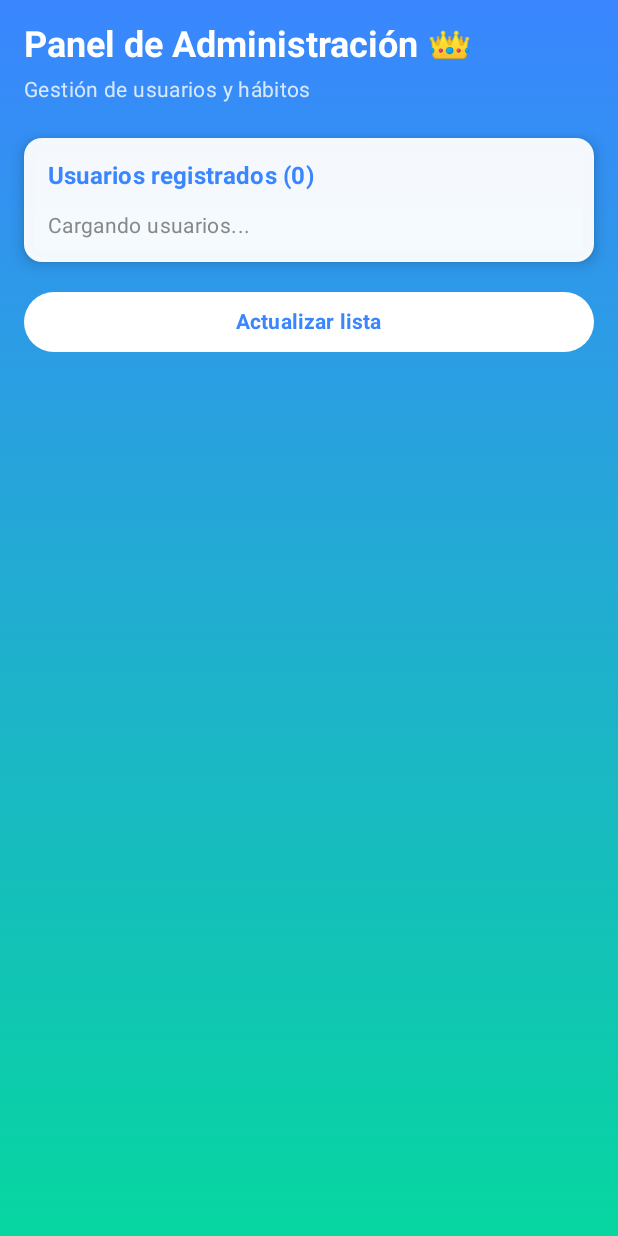
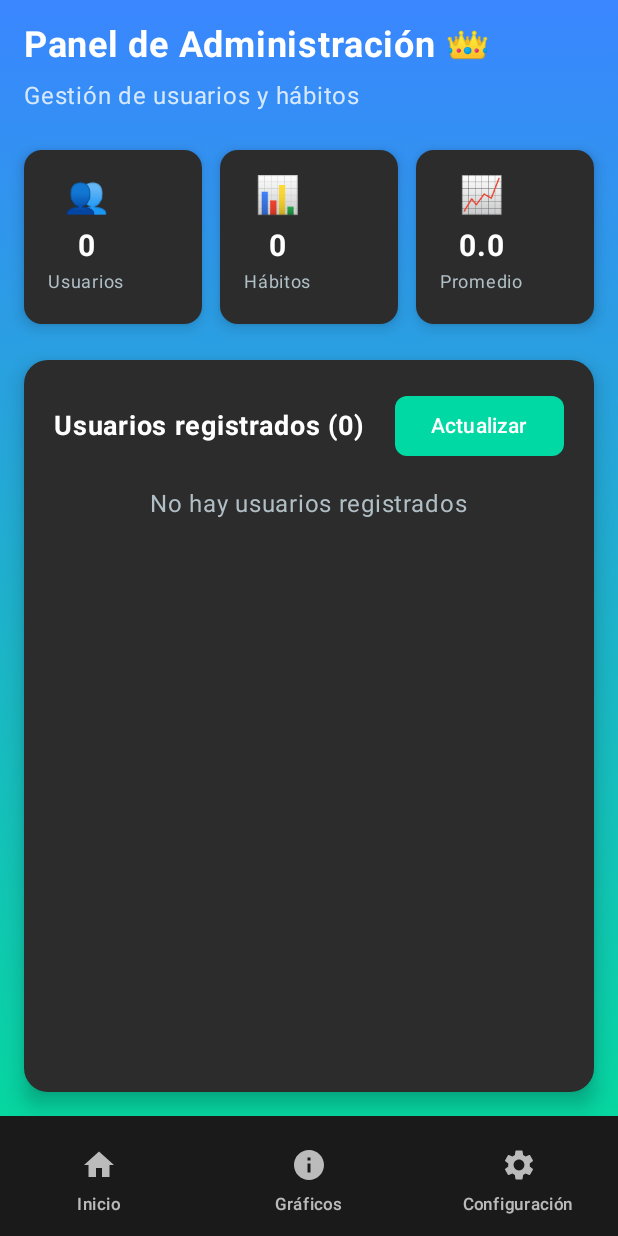
Before and after one commit to CarlosEduardoArcos/FitMind, an Android app built with Jetpack Compose: the AdminDashboardScreen screen opened through its navigation route, on a phone screen of 412 x 824 dp. Run offline under Robolectric (Android 15) with nearby library versions, the phone set to English and light mode, and no system bars; our stand-ins replace Firebase (no records; nobody signed in at launch, a user with empty details on screens opened directly).

Commit message:
Panel de Administración

```diff
--- a/app/src/main/java/com/example/fitmind/Navigation.kt
+++ b/app/src/main/java/com/example/fitmind/Navigation.kt
@@ -5,6 +5,7 @@ import androidx.compose.foundation.layout.fillMaxSize
 import androidx.compose.foundation.layout.padding
 import androidx.compose.material3.Scaffold
 import androidx.compose.runtime.Composable
+import androidx.compose.runtime.collectAsState
 import androidx.compose.runtime.getValue
 import androidx.lifecycle.viewmodel.compose.viewModel
 import androidx.navigation.NavHostController
@@ -21,6 +22,7 @@ import com.example.fitmind.ui.screens.LoginScreen
 import com.example.fitmind.ui.screens.RegisterScreen
 import com.example.fitmind.ui.screens.SettingsScreen
 import com.example.fitmind.ui.screens.SplashScreen
+import com.example.fitmind.viewmodel.AdminViewModel
 import com.example.fitmind.viewmodel.AuthViewModel
 import com.example.fitmind.viewmodel.ChartViewModel
 import com.example.fitmind.viewmodel.HabitViewModel
@@ -34,13 +36,15 @@ fun AppNavigation(
     val backStackEntry by navController.currentBackStackEntryAsState()
     val currentRoute = backStackEntry?.destination?.route
     val authViewModel: AuthViewModel = viewModel()
+    val userRole by authViewModel.userRole.collectAsState()
+    val isAdmin = userRole == "admin"
 
-    val showBottomBar = currentRoute !in listOf("splash", "login", "register", "admin")
+    val showBottomBar = currentRoute !in listOf("splash", "login", "register")
 
     Scaffold(
         bottomBar = {
             if (showBottomBar) {
-                BottomNavigationBar(navController)
+                BottomNavigationBar(navController, isAdmin)
             }
         }
     ) { innerPadding ->
@@ -52,7 +56,7 @@ fun AppNavigation(
                 composable("splash") { SplashScreen(navController) }
                 composable("login") { LoginScreen(navController, darkTheme, onToggleTheme, authViewModel) }
                 composable("register") { RegisterScreen(navController, authViewModel) }
-                composable("admin") { AdminDashboardScreen(navController) }
+                composable("admin") { AdminDashboardScreen(navController, viewModel<AdminViewModel>()) }
                 composable("home") { HomeScreen(navController, viewModel<HabitViewModel>()) }
                 composable("addHabit") { AddHabitScreen(navController, viewModel<HabitViewModel>()) }
                 composable("dashboards") { DashboardsScreen(navController, viewModel<HabitViewModel>()) }
--- a/app/src/main/java/com/example/fitmind/data/FirebaseRepository.kt
+++ b/app/src/main/java/com/example/fitmind/data/FirebaseRepository.kt
@@ -62,17 +62,65 @@ class FirebaseRepository {
             .addOnFailureListener { onResult(false) }
     }
 
-    fun getAllUsers(onResult: (List<Map<String, Any>>) -> Unit) {
+    fun getAllUsers(onResult: (List<Pair<String, Map<String, Any>>>) -> Unit) {
+        db.collection("users")
+            .addSnapshotListener { snapshot, _ ->
+                val users = snapshot?.documents?.map {
+                    it.id to (it.data ?: emptyMap())
+                } ?: emptyList()
+                onResult(users)
+            }
+    }
+
+    fun getUserHabits(userId: String, onResult: (List<Map<String, Any>>) -> Unit) {
+        db.collection("users").document(userId).collection("habitos")
+            .addSnapshotListener { snapshot, _ ->
+                val habits = snapshot?.documents?.map { it.data ?: emptyMap() } ?: emptyList()
+                onResult(habits)
+            }
+    }
+
+    fun getUsersCount(onResult: (Int) -> Unit) {
         db.collection("users")
             .get()
             .addOnSuccessListener { snapshot ->
-                val users = snapshot.documents.map { doc ->
-                    val data = doc.data ?: emptyMap()
-                    data + ("uid" to doc.id)
+                onResult(snapshot.size())
+            }
+            .addOnFailureListener { onResult(0) }
+    }
+
+    fun getTotalHabitsCount(onResult: (Int) -> Unit) {
+        db.collection("users")
+            .get()
+            .addOnSuccessListener { usersSnapshot ->
+                var totalHabits = 0
+                var completedQueries = 0
+                val totalUsers = usersSnapshot.size()
+
+                if (totalUsers == 0) {
+                    onResult(0)
+                    return@addOnSuccessListener
                 }
-                onResult(users)
+
+                usersSnapshot.documents.forEach { userDoc ->
+                    db.collection("users").document(userDoc.id).collection("habitos")
+                        .get()
+                        .addOnSuccessListener { habitsSnapshot ->
+                            totalHabits += habitsSnapshot.size()
+                            completedQueries++
+                            if (completedQueries == totalUsers) {
+                                onResult(totalHabits)
+                            }
+                        }
+                        .addOnFailureListener {
+                            completedQueries++
+                            if (completedQueries == totalUsers) {
+                                onResult(totalHabits)
+                            }
+                        }
+                }
             }
-            .addOnFailureListener { onResult(emptyList()) }
+            .addOnFailureListener { onResult(0) }
     }
 
     fun getCurrentUser() = auth.currentUser
--- a/app/src/main/java/com/example/fitmind/ui/components/BottomNavigationBar.kt
+++ b/app/src/main/java/com/example/fitmind/ui/components/BottomNavigationBar.kt
@@ -9,6 +9,7 @@ import androidx.compose.foundation.layout.padding
 import androidx.compose.material.icons.Icons
 import androidx.compose.material.icons.filled.Home
 import androidx.compose.material.icons.filled.Info
+import androidx.compose.material.icons.filled.Person
 import androidx.compose.material.icons.filled.Settings
 import androidx.compose.material3.*
 import androidx.compose.runtime.*
@@ -21,12 +22,24 @@ import androidx.navigation.NavController
 import androidx.navigation.compose.currentBackStackEntryAsState
 
 @Composable
-fun BottomNavigationBar(navController: NavController) {
-    val items = listOf(
+fun BottomNavigationBar(
+    navController: NavController,
+    isAdmin: Boolean = false
+) {
+    val baseItems = listOf(
         NavItem("home", Icons.Default.Home, "Inicio"),
         NavItem("dashboards", Icons.Default.Info, "Gráficos"),
         NavItem("settings", Icons.Default.Settings, "Configuración")
     )
+
+    val adminItems = listOf(
+        NavItem("home", Icons.Default.Home, "Inicio"),
+        NavItem("dashboards", Icons.Default.Info, "Gráficos"),
+        NavItem("admin", Icons.Default.Person, "Admin"),
+        NavItem("settings", Icons.Default.Settings, "Configuración")
+    )
+
+    val items = if (isAdmin) adminItems else baseItems
 
     NavigationBar(
         modifier = Modifier
--- a/app/src/main/java/com/example/fitmind/ui/screens/AdminDashboardScreen.kt
+++ b/app/src/main/java/com/example/fitmind/ui/screens/AdminDashboardScreen.kt
@@ -5,6 +5,7 @@ import androidx.compose.foundation.background
 import androidx.compose.foundation.layout.*
 import androidx.compose.foundation.lazy.LazyColumn
 import androidx.compose.foundation.lazy.items
+import androidx.compose.foundation.shape.RoundedCornerShape
 import androidx.compose.material3.*
 import androidx.compose.runtime.*
 import androidx.compose.ui.Alignment
@@ -14,16 +15,26 @@ import androidx.compose.ui.graphics.Color
 import androidx.compose.ui.platform.LocalContext
 import androidx.compose.ui.text.font.FontWeight
 import androidx.compose.ui.unit.dp
+import androidx.compose.ui.unit.sp
+import androidx.lifecycle.viewmodel.compose.viewModel
 import androidx.navigation.NavController
-import com.example.fitmind.data.FirebaseRepository
+import com.example.fitmind.viewmodel.AdminViewModel
 
 @Composable
 fun AdminDashboardScreen(
-    navController: NavController
+    navController: NavController,
+    adminViewModel: AdminViewModel = viewModel()
 ) {
     val context = LocalContext.current
-    val repository = remember { FirebaseRepository() }
-    var users by remember { mutableStateOf<List<Map<String, Any>>>(emptyList()) }
+    val users by adminViewModel.users.collectAsState()
+    val totalUsers by adminViewModel.totalUsers.collectAsState()
+    val totalHabits by adminViewModel.totalHabits.collectAsState()
+    val averageHabits by adminViewModel.averageHabits.collectAsState()
+    val isLoading by adminViewModel.isLoading.collectAsState()
+
+    var showUserHabits by remember { mutableStateOf(false) }
+    var selectedUserId by remember { mutableStateOf("") }
+    var selectedUserName by remember { mutableStateOf("") }
 
     val gradient = Brush.verticalGradient(
         colors = listOf(Color(0xFF3A86FF), Color(0xFF06D6A0)),
@@ -31,10 +42,18 @@ fun AdminDashboardScreen(
         endY = Float.POSITIVE_INFINITY
     )
 
-    LaunchedEffect(Unit) {
-        repository.getAllUsers { usersList ->
-            users = usersList
-        }
+    if (showUserHabits) {
+        UserHabitsScreen(
+            userId = selectedUserId,
+            userName = selectedUserName,
+            onDismiss = {
+                showUserHabits = false
+                selectedUserId = ""
+                selectedUserName = ""
+                adminViewModel.clearSelectedUserHabits()
+            },
+            adminViewModel = adminViewModel
+        )
     }
 
     Box(
@@ -46,10 +65,11 @@ fun AdminDashboardScreen(
         Column(
             modifier = Modifier.fillMaxSize()
         ) {
+            // Título principal
             Text(
                 text = "Panel de Administración 👑",
                 color = Color.White,
-                style = MaterialTheme.typography.headlineSmall,
+                fontSize = 24.sp,
                 fontWeight = FontWeight.Bold
             )
 
@@ -58,105 +78,242 @@ fun AdminDashboardScreen(
             Text(
                 text = "Gestión de usuarios y hábitos",
                 color = Color.White.copy(alpha = 0.8f),
-                style = MaterialTheme.typography.bodyMedium
+                fontSize = 16.sp
             )
 
             Spacer(Modifier.height(24.dp))
 
+            // Estadísticas globales
+            StatisticsCards(
+                totalUsers = totalUsers,
+                totalHabits = totalHabits,
+                averageHabits = averageHabits
+            )
+
+            Spacer(Modifier.height(24.dp))
+
+            // Lista de usuarios
             Card(
-                modifier = Modifier.fillMaxWidth(),
-                colors = CardDefaults.cardColors(containerColor = Color.White.copy(alpha = 0.95f)),
-                elevation = CardDefaults.cardElevation(6.dp)
+                modifier = Modifier.fillMaxSize(),
+                colors = CardDefaults.cardColors(containerColor = Color(0xFF2C2C2C)),
+                elevation = CardDefaults.cardElevation(8.dp),
+                shape = RoundedCornerShape(16.dp)
             ) {
                 Column(
-                    modifier = Modifier.padding(16.dp)
+                    modifier = Modifier.padding(20.dp)
+                ) {
+                    Row(
+                        modifier = Modifier.fillMaxWidth(),
+                        horizontalArrangement = Arrangement.SpaceBetween,
+                        verticalAlignment = Alignment.CenterVertically
                     ) {
                         Text(
                             text = "Usuarios registrados (${users.size})",
-                        style = MaterialTheme.typography.titleMedium,
-                        fontWeight = FontWeight.Bold,
-                        color = Color(0xFF3A86FF)
+                            color = Color.White,
+                            fontSize = 18.sp,
+                            fontWeight = FontWeight.Bold
                         )
+
+                        Button(
+                            onClick = {
+                                adminViewModel.loadUsers()
+                                adminViewModel.loadStatistics()
+                                Toast.makeText(context, "Datos actualizados", Toast.LENGTH_SHORT).show()
+                            },
+                            colors = ButtonDefaults.buttonColors(
+                                containerColor = Color(0xFF00D9A3)
+                            ),
+                            shape = RoundedCornerShape(8.dp)
+                        ) {
+                            Text("Actualizar", color = Color.White)
+                        }
+                    }
 
                     Spacer(Modifier.height(16.dp))
 
-                    if (users.isEmpty()) {
+                    if (isLoading) {
+                        Box(
+                            modifier = Modifier.fillMaxWidth(),
+                            contentAlignment = Alignment.Center
+                        ) {
+                            CircularProgressIndicator(
+                                color = Color(0xFF00D9A3)
+                            )
+                        }
+                    } else if (users.isEmpty()) {
+                        Box(
+                            modifier = Modifier.fillMaxWidth(),
+                            contentAlignment = Alignment.Center
+                        ) {
                             Text(
-                            text = "Cargando usuarios...",
-                            color = Color.Gray,
-                            style = MaterialTheme.typography.bodyMedium
+                                text = "No hay usuarios registrados",
+                                color = Color(0xFFB0BEC5),
+                                fontSize = 16.sp
                             )
+                        }
                     } else {
                         LazyColumn(
-                            verticalArrangement = Arrangement.spacedBy(8.dp)
+                            verticalArrangement = Arrangement.spacedBy(12.dp)
                         ) {
-                            items(users) { user ->
-                                UserCard(user = user)
+                            items(users) { (uid, userData) ->
+                                UserCard(
+                                    uid = uid,
+                                    userData = userData,
+                                    onViewHabits = { userId, userName ->
+                                        selectedUserId = userId
+                                        selectedUserName = userName
+                                        showUserHabits = true
+                                        adminViewModel.loadHabitsForUser(userId)
+                                    }
+                                )
+                            }
+                        }
+                    }
                 }
             }
         }
     }
 }
 
-            Spacer(Modifier.height(16.dp))
+@Composable
+fun StatisticsCards(
+    totalUsers: Int,
+    totalHabits: Int,
+    averageHabits: Double
+) {
+    Row(
+        modifier = Modifier.fillMaxWidth(),
+        horizontalArrangement = Arrangement.spacedBy(12.dp)
+    ) {
+        // Total usuarios
+        StatisticCard(
+            title = "Usuarios",
+            value = totalUsers.toString(),
+            icon = "👥",
+            modifier = Modifier.weight(1f)
+        )
 
-            Button(
-                onClick = {
-                    Toast.makeText(context, "Actualizando lista de usuarios...", Toast.LENGTH_SHORT).show()
-                    repository.getAllUsers { usersList ->
-                        users = usersList
-                        Toast.makeText(context, "Lista actualizada", Toast.LENGTH_SHORT).show()
+        // Total hábitos
+        StatisticCard(
+            title = "Hábitos",
+            value = totalHabits.toString(),
+            icon = "📊",
+            modifier = Modifier.weight(1f)
+        )
+
+        // Promedio hábitos
+        StatisticCard(
+            title = "Promedio",
+            value = String.format("%.1f", averageHabits),
+            icon = "📈",
+            modifier = Modifier.weight(1f)
+        )
     }
-                },
-                modifier = Modifier.fillMaxWidth(),
-                colors = ButtonDefaults.buttonColors(
-                    containerColor = Color.White,
-                    contentColor = Color(0xFF3A86FF)
+}
+
+@Composable
+fun StatisticCard(
+    title: String,
+    value: String,
+    icon: String,
+    modifier: Modifier = Modifier
+) {
+    Card(
+        modifier = modifier,
+        colors = CardDefaults.cardColors(containerColor = Color(0xFF2C2C2C)),
+        elevation = CardDefaults.cardElevation(6.dp),
+        shape = RoundedCornerShape(12.dp)
+    ) {
+        Column(
+            modifier = Modifier.padding(16.dp),
+            horizontalAlignment = Alignment.CenterHorizontally
+        ) {
+            Text(
+                text = icon,
+                fontSize = 24.sp
             )
-            ) {
-                Text("Actualizar lista", fontWeight = FontWeight.Bold)
-            }
+
+            Spacer(Modifier.height(8.dp))
+
+            Text(
+                text = value,
+                color = Color.White,
+                fontSize = 20.sp,
+                fontWeight = FontWeight.Bold
+            )
+
+            Text(
+                text = title,
+                color = Color(0xFFB0BEC5),
+                fontSize = 12.sp
+            )
         }
     }
 }
 
 @Composable
-fun UserCard(user: Map<String, Any>) {
+fun UserCard(
+    uid: String,
+    userData: Map<String, Any>,
+    onViewHabits: (String, String) -> Unit
+) {
     Card(
         modifier = Modifier.fillMaxWidth(),
-        colors = CardDefaults.cardColors(containerColor = Color(0xFFF5F5F5)),
-        elevation = CardDefaults.cardElevation(2.dp)
+        colors = CardDefaults.cardColors(containerColor = Color(0xFF121212)),
+        elevation = CardDefaults.cardElevation(4.dp),
+        shape = RoundedCornerShape(12.dp)
     ) {
         Row(
-            modifier = Modifier.padding(12.dp),
+            modifier = Modifier.padding(16.dp),
             verticalAlignment = Alignment.CenterVertically
         ) {
+            // Icono del usuario
             Text(
-                text = if (user["rol"] == "admin") "👑" else "👤",
-                style = MaterialTheme.typography.headlineSmall
+                text = if (userData["rol"] == "admin") "👑" else "👤",
+                fontSize = 32.sp
             )
 
-            Spacer(Modifier.width(12.dp))
+            Spacer(Modifier.width(16.dp))
 
-            Column(modifier = Modifier.weight(1f)) {
+            // Información del usuario
+            Column(
+                modifier = Modifier.weight(1f)
+            ) {
                 Text(
-                    text = user["nombre"]?.toString() ?: "Sin nombre",
-                    style = MaterialTheme.typography.titleSmall,
-                    fontWeight = FontWeight.Bold,
-                    color = Color.Black
+                    text = userData["nombre"]?.toString() ?: "Sin nombre",
+                    color = Color.White,
+                    fontSize = 16.sp,
+                    fontWeight = FontWeight.Bold
                 )
 
                 Text(
-                    text = user["email"]?.toString() ?: "Sin email",
-                    style = MaterialTheme.typography.bodySmall,
-                    color = Color.Gray
+                    text = userData["email"]?.toString() ?: "Sin email",
+                    color = Color(0xFFB0BEC5),
+                    fontSize = 14.sp
                 )
 
                 Text(
-                    text = "Rol: ${user["rol"]?.toString() ?: "usuario"}",
-                    style = MaterialTheme.typography.bodySmall,
-                    color = if (user["rol"] == "admin") Color(0xFF00C853) else Color.Gray,
+                    text = "Rol: ${userData["rol"]?.toString() ?: "usuario"}",
+                    color = if (userData["rol"] == "admin") Color(0xFF00D9A3) else Color(0xFFB0BEC5),
+                    fontSize = 12.sp,
                     fontWeight = FontWeight.Medium
+                )
+            }
+
+            // Botón ver hábitos
+            Button(
+                onClick = {
+                    onViewHabits(uid, userData["nombre"]?.toString() ?: "Usuario")
+                },
+                colors = ButtonDefaults.buttonColors(
+                    containerColor = Color(0xFF00D9A3)
+                ),
+                shape = RoundedCornerShape(8.dp)
+            ) {
+                Text(
+                    text = "📊 Ver hábitos",
+                    color = Color.White,
+                    fontSize = 12.sp
                 )
             }
         }
--- /dev/null
+++ b/app/src/main/java/com/example/fitmind/viewmodel/AdminViewModel.kt
@@ -0,0 +1,79 @@
+package com.example.fitmind.viewmodel
+
+import androidx.lifecycle.ViewModel
+import androidx.lifecycle.viewModelScope
+import com.example.fitmind.data.FirebaseRepository
+import kotlinx.coroutines.flow.MutableStateFlow
+import kotlinx.coroutines.flow.StateFlow
+import kotlinx.coroutines.flow.asStateFlow
+import kotlinx.coroutines.launch
+
+class AdminViewModel : ViewModel() {
+    private val repo = FirebaseRepository()
+
+    private val _users = MutableStateFlow<List<Pair<String, Map<String, Any>>>>(emptyList())
+    val users: StateFlow<List<Pair<String, Map<String, Any>>>> = _users.asStateFlow()
+
+    private val _selectedUserHabits = MutableStateFlow<List<Map<String, Any>>>(emptyList())
+    val selectedUserHabits: StateFlow<List<Map<String, Any>>> = _selectedUserHabits.asStateFlow()
+
+    private val _totalUsers = MutableStateFlow(0)
+    val totalUsers: StateFlow<Int> = _totalUsers.asStateFlow()
+
+    private val _totalHabits = MutableStateFlow(0)
+    val totalHabits: StateFlow<Int> = _totalHabits.asStateFlow()
+
+    private val _averageHabits = MutableStateFlow(0.0)
+    val averageHabits: StateFlow<Double> = _averageHabits.asStateFlow()
+
+    private val _isLoading = MutableStateFlow(true)
+    val isLoading: StateFlow<Boolean> = _isLoading.asStateFlow()
+
+    init {
+        loadUsers()
+        loadStatistics()
+    }
+
+    fun loadUsers() {
+        _isLoading.value = true
+        repo.getAllUsers { usersList ->
+            _users.value = usersList
+            _isLoading.value = false
+        }
+    }
+
+    fun loadHabitsForUser(userId: String) {
+        repo.getUserHabits(userId) { habits ->
+            _selectedUserHabits.value = habits
+        }
+    }
+
+    fun loadStatistics() {
+        viewModelScope.launch {
+            repo.getUsersCount { userCount ->
+                _totalUsers.value = userCount
+                updateAverageHabits()
+            }
+
+            repo.getTotalHabitsCount { habitsCount ->
+                _totalHabits.value = habitsCount
+                updateAverageHabits()
+            }
+        }
+    }
+
+    private fun updateAverageHabits() {
+        val users = _totalUsers.value
+        val habits = _totalHabits.value
+
+        if (users > 0) {
+            _averageHabits.value = habits.toDouble() / users.toDouble()
+        } else {
+            _averageHabits.value = 0.0
+        }
+    }
+
+    fun clearSelectedUserHabits() {
+        _selectedUserHabits.value = emptyList()
+    }
+}
```
Also changed, not shown: app/src/main/java/com/example/fitmind/ui/screens/UserHabitsScreen.kt (added, +213 -0 lines). Lines whose indentation alone changed are shown as unchanged.
